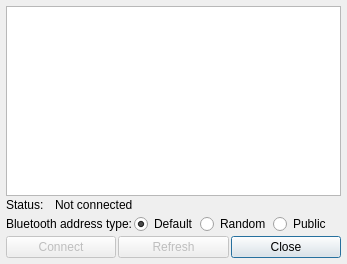
First picture: the form in plugins/mcumgr/bluetooth_setup.ui, repository thedjnK/AuTerm, before the edit.
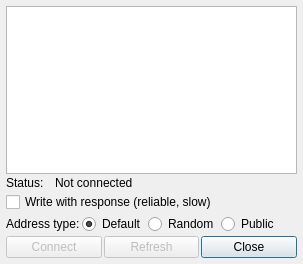
Second picture: the form after the edit.

Commit message: Remove retry timer, add in updated signals, add support for write without response

```diff
--- a/plugins/mcumgr/bluetooth_setup.ui
+++ b/plugins/mcumgr/bluetooth_setup.ui
@@ -6,7 +6,7 @@
    <rect>
     <x>0</x>
     <y>0</y>
-    <width>347</width>
+    <width>303</width>
     <height>264</height>
    </rect>
   </property>
@@ -29,12 +29,19 @@
    <property name="spacing">
     <number>2</number>
    </property>
-   <item row="3" column="0" colspan="3">
+   <item row="5" column="2">
+    <widget class="QPushButton" name="btn_close">
+     <property name="text">
+      <string>Close</string>
+     </property>
+    </widget>
+   </item>
+   <item row="4" column="0" colspan="3">
     <layout class="QHBoxLayout" name="horizontalLayout">
      <item>
       <widget class="QLabel" name="label_2">
        <property name="text">
-        <string>Bluetooth address type:</string>
+        <string>Address type:</string>
        </property>
       </widget>
      </item>
@@ -77,36 +84,6 @@
      </item>
     </layout>
    </item>
-   <item row="0" column="0" colspan="3">
-    <widget class="QListWidget" name="list_devices"/>
-   </item>
-   <item row="4" column="2">
-    <widget class="QPushButton" name="btn_close">
-     <property name="text">
-      <string>Close</string>
-     </property>
-    </widget>
-   </item>
-   <item row="4" column="0">
-    <widget class="QPushButton" name="btn_connect">
-     <property name="enabled">
-      <bool>false</bool>
-     </property>
-     <property name="text">
-      <string>Connect</string>
-     </property>
-    </widget>
-   </item>
-   <item row="4" column="1">
-    <widget class="QPushButton" name="btn_refresh">
-     <property name="enabled">
-      <bool>false</bool>
-     </property>
-     <property name="text">
-      <string>Refresh</string>
-     </property>
-    </widget>
-   </item>
    <item row="2" column="0" colspan="3">
     <layout class="QHBoxLayout" name="horizontalLayout_2">
      <property name="spacing">
@@ -150,6 +127,53 @@
      </item>
     </layout>
    </item>
+   <item row="5" column="0">
+    <widget class="QPushButton" name="btn_connect">
+     <property name="enabled">
+      <bool>false</bool>
+     </property>
+     <property name="text">
+      <string>Connect</string>
+     </property>
+    </widget>
+   </item>
+   <item row="5" column="1">
+    <widget class="QPushButton" name="btn_refresh">
+     <property name="enabled">
+      <bool>false</bool>
+     </property>
+     <property name="text">
+      <string>Refresh</string>
+     </property>
+    </widget>
+   </item>
+   <item row="0" column="0" colspan="3">
+    <widget class="QListWidget" name="list_devices"/>
+   </item>
+   <item row="3" column="0" colspan="3">
+    <layout class="QHBoxLayout" name="horizontalLayout_3">
+     <item>
+      <widget class="QCheckBox" name="check_write_with_response">
+       <property name="text">
+        <string>Write with response (reliable, slow)</string>
+       </property>
+      </widget>
+     </item>
+     <item>
+      <spacer name="horizontalSpacer_2">
+       <property name="orientation">
+        <enum>Qt::Orientation::Horizontal</enum>
+       </property>
+       <property name="sizeHint" stdset="0">
+        <size>
+         <width>40</width>
+         <height>20</height>
+        </size>
+       </property>
+      </spacer>
+     </item>
+    </layout>
+   </item>
   </layout>
  </widget>
  <resources/>
```
The commit also changes 4 other files.
